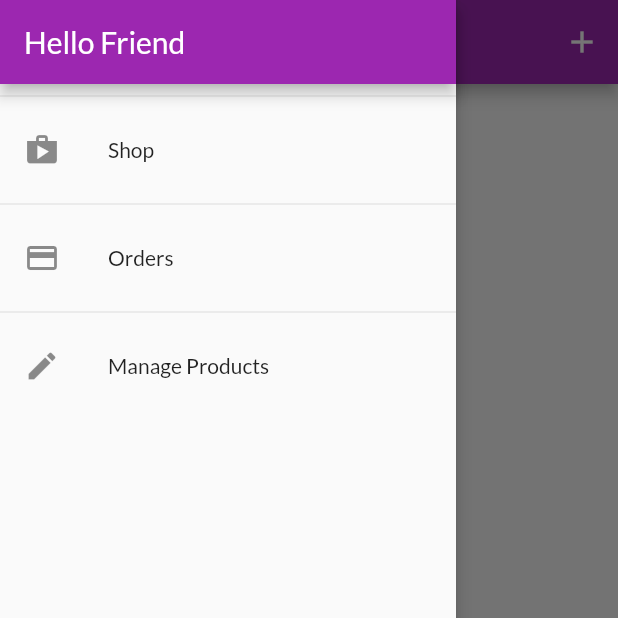
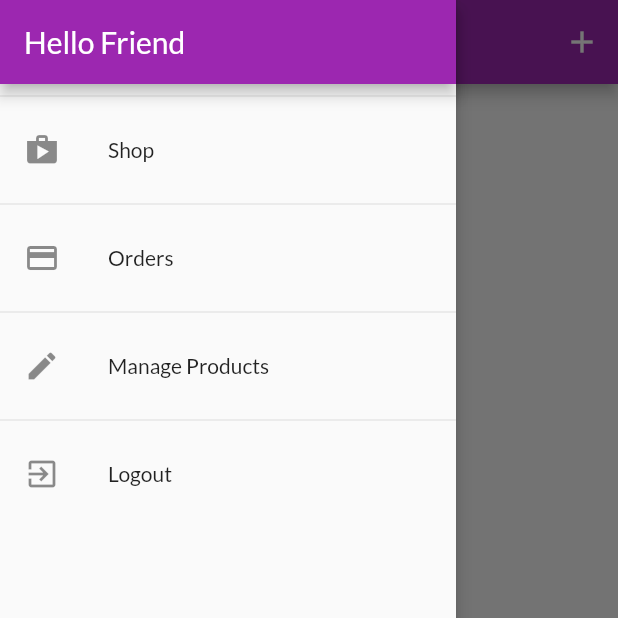
Before and after one commit to IsmailElShinnawy/shop-app, a Flutter app: the UserProductsScreen screen opened by its route, with the side drawer open, on a phone screen of 412 x 824 dp, the top half of it. Run offline on Flutter 3.47's test engine with Material 2 defaults, Android fonts, the phone set to English and light mode, and no system bars; our stand-ins replace flutter_dotenv, shared_preferences; accounts and stored records are empty; network calls fail.

Commit message:
done with user-based products and orders, auto-login and auto-logout

```diff
--- a/lib/providers/orders.dart
+++ b/lib/providers/orders.dart
@@ -22,8 +22,9 @@ class OrderItem {
 class Orders with ChangeNotifier {
   List<OrderItem> _orders = [];
   final String authToken;
+  final String userId;
 
-  Orders(this.authToken, this._orders);
+  Orders(this.authToken, this.userId, this._orders);
 
   List<OrderItem> get orders {
     return [..._orders];
@@ -31,7 +32,7 @@ class Orders with ChangeNotifier {
 
   Future<void> fetchAndSetOrders() async {
     final url = Uri.parse(
-        'https://shop-app-73929-default-rtdb.firebaseio.com/orders.json?auth=$authToken');
+        'https://shop-app-73929-default-rtdb.firebaseio.com/orders/$userId.json?auth=$authToken');
     final response = await http.get(url);
     final List<OrderItem> loadedOrders = [];
     final extractedData = json.decode(response.body) as Map<String, dynamic>;
@@ -63,7 +64,7 @@ class Orders with ChangeNotifier {
 
   Future<void> addOrder(List<CartItem> cartProducts, double total) async {
     final url = Uri.parse(
-        'https://shop-app-73929-default-rtdb.firebaseio.com/orders.json?auth=$authToken');
+        'https://shop-app-73929-default-rtdb.firebaseio.com/orders/$userId.json?auth=$authToken');
 
     try {
       final dateTimeNow = DateTime.now();
--- a/lib/screens/user_products_screen.dart
+++ b/lib/screens/user_products_screen.dart
@@ -10,12 +10,13 @@ class UserProductsScreen extends StatelessWidget {
   static const routeName = '/user-products';
 
   Future<void> _refreshProducts(BuildContext context) async {
-    await Provider.of<Products>(context, listen: false).fetchAndSetProducts();
+    await Provider.of<Products>(context, listen: false)
+        .fetchAndSetProducts(true);
   }
 
   @override
   Widget build(BuildContext context) {
-    final productsData = Provider.of<Products>(context);
+    // final productsData = Provider.of<Products>(context);
     return Scaffold(
       drawer: MainDrawer(),
       appBar: AppBar(
@@ -31,9 +32,17 @@ class UserProductsScreen extends StatelessWidget {
           ),
         ],
       ),
-      body: RefreshIndicator(
+      body: FutureBuilder(
+        future: _refreshProducts(context),
+        builder: (ctx, dataSnapshot) =>
+            dataSnapshot.connectionState == ConnectionState.waiting
+                ? Center(
+                    child: CircularProgressIndicator(),
+                  )
+                : RefreshIndicator(
                     onRefresh: () => _refreshProducts(context),
-        child: Padding(
+                    child: Consumer<Products>(
+                      builder: (ctx, productsData, _) => Padding(
                         padding: const EdgeInsets.all(8),
                         child: ListView.builder(
                           itemBuilder: (ctx, idx) => Column(
@@ -50,6 +59,8 @@ class UserProductsScreen extends StatelessWidget {
                         ),
                       ),
                     ),
+                  ),
+      ),
     );
   }
 }
--- a/lib/widgets/main_drawer.dart
+++ b/lib/widgets/main_drawer.dart
@@ -1,8 +1,10 @@
 import 'package:flutter/material.dart';
+import 'package:provider/provider.dart';
 
 import '../screens/orders_screen.dart';
 import '../screens/products_overview_screen.dart';
 import '../screens/user_products_screen.dart';
+import '../providers/auth.dart';
 
 class MainDrawer extends StatelessWidget {
   @override
@@ -42,6 +44,16 @@ class MainDrawer extends StatelessWidget {
                   .pushReplacementNamed(UserProductsScreen.routeName);
             },
           ),
+          Divider(),
+          ListTile(
+            leading: Icon(Icons.exit_to_app),
+            title: Text('Logout'),
+            onTap: () {
+              Navigator.of(context).pop();
+              Navigator.of(context).pushReplacementNamed('/');
+              Provider.of<Auth>(context, listen: false).logout();
+            },
+          ),
         ],
       ),
     );
--- a/pubspec.yaml
+++ b/pubspec.yaml
@@ -27,6 +27,7 @@ dependencies:
   intl: ^0.17.0
   http: ^0.13.3
   flutter_dotenv: ^5.0.0
+  shared_preferences: ^2.0.6
 
 
   # The following adds the Cupertino Icons font to your application.
```
Also changed, not shown: lib/main.dart (+14 -3 lines), lib/providers/auth.dart (+57 -0 lines), lib/providers/products.dart (+6 -36 lines), lib/screens/splash_screen.dart (added, +12 -0 lines), pubspec.lock. Lines whose indentation alone changed are shown as unchanged.
